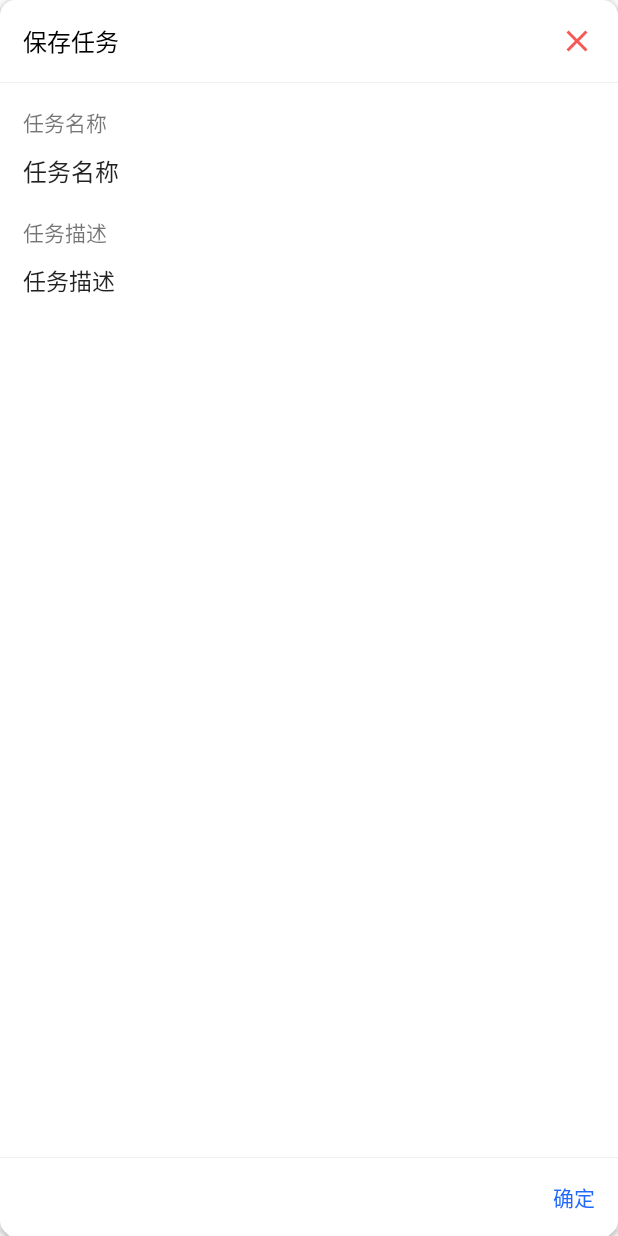
After one commit to ommiao/AutoTask, an Android app: the layout fragment_task_save_dialog.xml on its own in the app's theme, with its tools: preview values and no code run, on a phone screen of 412 x 824 dp. The commit adds this screen. Run offline under Robolectric (Android 15) with nearby library versions, the phone set to English and light mode, and no system bars.

Commit message:
增加保存时填写任务名称和描述。

```diff
--- /dev/null
+++ b/app/src/main/res/layout/fragment_task_save_dialog.xml
@@ -0,0 +1,115 @@
+<?xml version="1.0" encoding="utf-8"?>
+<layout xmlns:android="http://schemas.android.com/apk/res/android"
+    xmlns:tools="http://schemas.android.com/tools"
+    xmlns:app="http://schemas.android.com/apk/res-auto">
+
+    <androidx.cardview.widget.CardView
+        android:layout_width="match_parent"
+        android:layout_height="match_parent"
+        app:cardCornerRadius="10dp">
+
+        <LinearLayout
+            android:layout_width="match_parent"
+            android:layout_height="match_parent"
+            android:orientation="vertical">
+
+            <LinearLayout
+                android:layout_width="match_parent"
+                android:layout_height="wrap_content"
+                android:layout_margin="15dp"
+                android:gravity="center_vertical"
+                android:orientation="horizontal">
+
+                <TextView
+                    android:layout_width="0dp"
+                    android:layout_height="wrap_content"
+                    android:layout_weight="1"
+                    android:ellipsize="end"
+                    android:textSize="16sp"
+                    android:textColor="@android:color/black"
+                    android:maxLines="1"
+                    android:text="@string/save_task"/>
+
+                <ImageView
+                    android:id="@+id/iv_close"
+                    android:layout_width="wrap_content"
+                    android:layout_height="wrap_content"
+                    android:tint="@color/colorWarningRed"
+                    android:src="@drawable/ic_delete" />
+
+            </LinearLayout>
+
+            <View
+                android:layout_width="match_parent"
+                android:layout_height="1px"
+                android:background="@color/colorListDivider"/>
+
+            <ScrollView
+                android:layout_width="match_parent"
+                android:layout_height="0dp"
+                android:layout_weight="1">
+
+                <LinearLayout
+                    android:layout_width="match_parent"
+                    android:layout_height="wrap_content"
+                    android:padding="15dp"
+                    android:orientation="vertical">
+
+                    <TextView
+                        android:layout_width="wrap_content"
+                        android:layout_height="wrap_content"
+                        android:text="@string/label_task_name"/>
+
+                    <EditText
+                        android:id="@+id/et_task_name"
+                        android:layout_width="match_parent"
+                        android:layout_height="wrap_content"
+                        android:layout_marginTop="10dp"
+                        android:textSize="16sp"
+                        tools:text="任务名称"
+                        android:background="@android:color/transparent"
+                        android:maxLines="1"
+                        android:maxLength="20"/>
+
+                    <TextView
+                        android:layout_width="wrap_content"
+                        android:layout_height="wrap_content"
+                        android:layout_marginTop="18dp"
+                        android:text="@string/label_task_description"/>
+
+                    <EditText
+                        android:id="@+id/et_task_description"
+                        android:layout_width="match_parent"
+                        android:layout_height="wrap_content"
+                        android:layout_marginTop="10dp"
+                        android:textSize="15sp"
+                        tools:text="任务描述"
+                        android:background="@android:color/transparent"
+                        android:maxLines="1"
+                        android:maxLength="50"/>
+
+                </LinearLayout>
+
+            </ScrollView>
+
+            <View
+                android:layout_width="match_parent"
+                android:layout_height="1px"
+                android:background="@color/colorListDivider"/>
+
+            <TextView
+                android:id="@+id/tv_confirm"
+                android:layout_width="wrap_content"
+                android:layout_height="wrap_content"
+                android:layout_gravity="end"
+                android:padding="15dp"
+                android:textColor="@color/colorPrimary"
+                android:text="@string/confirm"/>
+
+        </LinearLayout>
+
+    </androidx.cardview.widget.CardView>
+
+
+
+</layout>
--- a/app/src/main/res/values/strings.xml
+++ b/app/src/main/res/values/strings.xml
@@ -6,4 +6,7 @@
     <string name="default_task_desc">Task description.</string>
     <string name="confirm">确定</string>
     <string name="cancel">取消</string>
+    <string name="save_task">保存任务</string>
+    <string name="label_task_name">任务名称</string>
+    <string name="label_task_description">任务描述</string>
 </resources>
```
Also changed, not shown: app/src/main/java/cn/ommiao/autotask/ui/main/TaskAddFragment.java (+17 -5 lines), app/src/main/java/cn/ommiao/autotask/ui/main/TaskSaveDialogFragment.java (added, +96 -0 lines), app/src/main/java/cn/ommiao/autotask/util/ToastUtil.java (added, +13 -0 lines).
